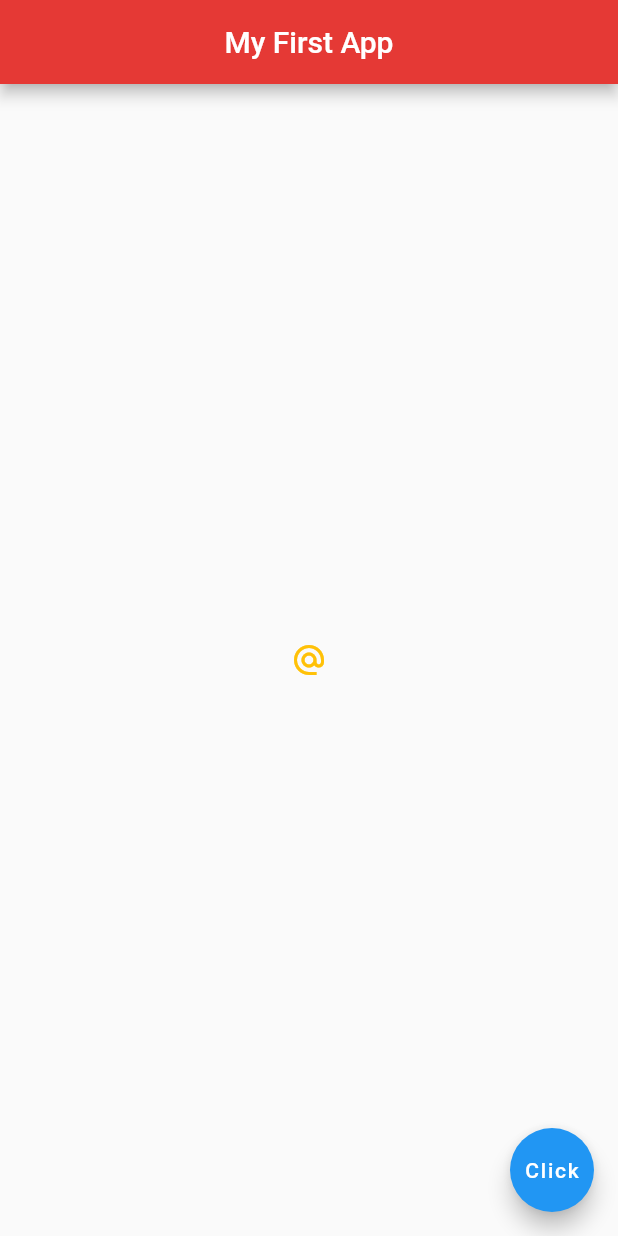
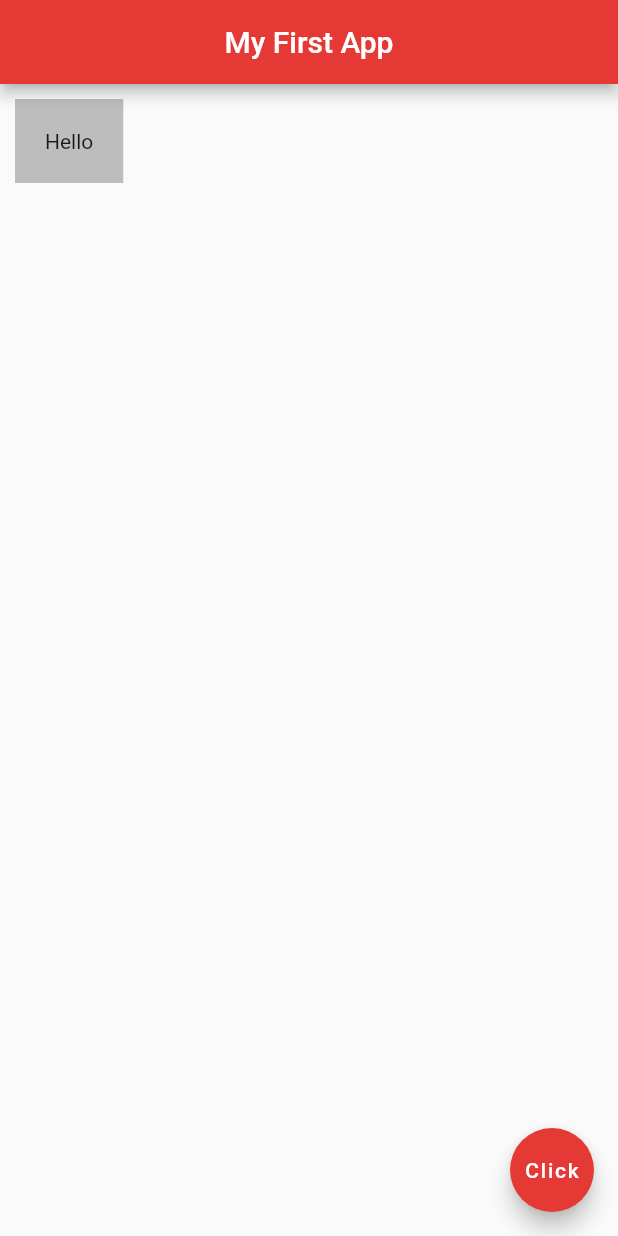
Before and after one commit to Awais-019/flutter_practice, a Flutter app: the screen it shows after launch, on a phone screen of 412 x 824 dp. Run offline on Flutter 3.47's test engine with Material 2 defaults, Android fonts, the phone set to English and light mode, and no system bars.

Commit message:
Container and margin padding

```diff
--- a/lib/main.dart
+++ b/lib/main.dart
@@ -18,24 +18,15 @@ class Home extends StatelessWidget {
         centerTitle: true,
         backgroundColor: Colors.red[600],
       ),
-      body: Center(
-        // child: Icon(
-        //   Icons.airport_shuttle,
-        //   color: Colors.lightBlue,
-        //   size: 50.0,
-        // )
-        //   child: ElevatedButton.icon(
-        //       onPressed: () {},
-        //       icon: const Icon(Icons.mail),
-        //       label: const Text("Mail me")),
-        // ),
-        child: IconButton(
-            onPressed: () {},
-            icon: const Icon(Icons.alternate_email),
-            color: Colors.amber),
+      body: Container(
+        padding: const EdgeInsets.all(20.0),
+        margin: const EdgeInsets.all(10.0),
+        color: Colors.grey[400],
+        child: const Text("Hello"),
       ),
       floatingActionButton: FloatingActionButton(
         onPressed: () {},
+        backgroundColor: Colors.red[600],
         child: const Text("Click"),
       ),
     );
```
